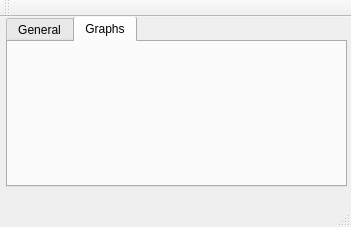
This is QT_project/WeerProject/mainwindow.ui in TheKayneGame/AlWEER-een-project as Qt 5 draws it before an edit. The edited form follows.
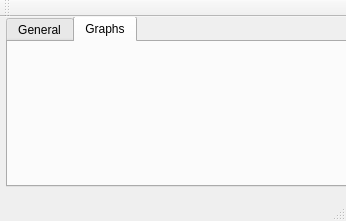
This is the edited form. The open tabs and pages were chosen to show the change.

Patch:
```diff
--- a/QT_project/WeerProject/mainwindow.ui
+++ b/QT_project/WeerProject/mainwindow.ui
@@ -6,8 +6,8 @@
    <rect>
     <x>0</x>
     <y>0</y>
-    <width>351</width>
-    <height>227</height>
+    <width>346</width>
+    <height>221</height>
    </rect>
   </property>
   <property name="windowTitle">
@@ -23,6 +23,18 @@
       <height>171</height>
      </rect>
     </property>
+    <property name="sizePolicy">
+     <sizepolicy hsizetype="Expanding" vsizetype="Expanding">
+      <horstretch>0</horstretch>
+      <verstretch>0</verstretch>
+     </sizepolicy>
+    </property>
+    <property name="maximumSize">
+     <size>
+      <width>160000</width>
+      <height>160000</height>
+     </size>
+    </property>
     <property name="currentIndex">
      <number>0</number>
     </property>
```
Left out of the diff: 7 changed lines with no effect on the pictures.
